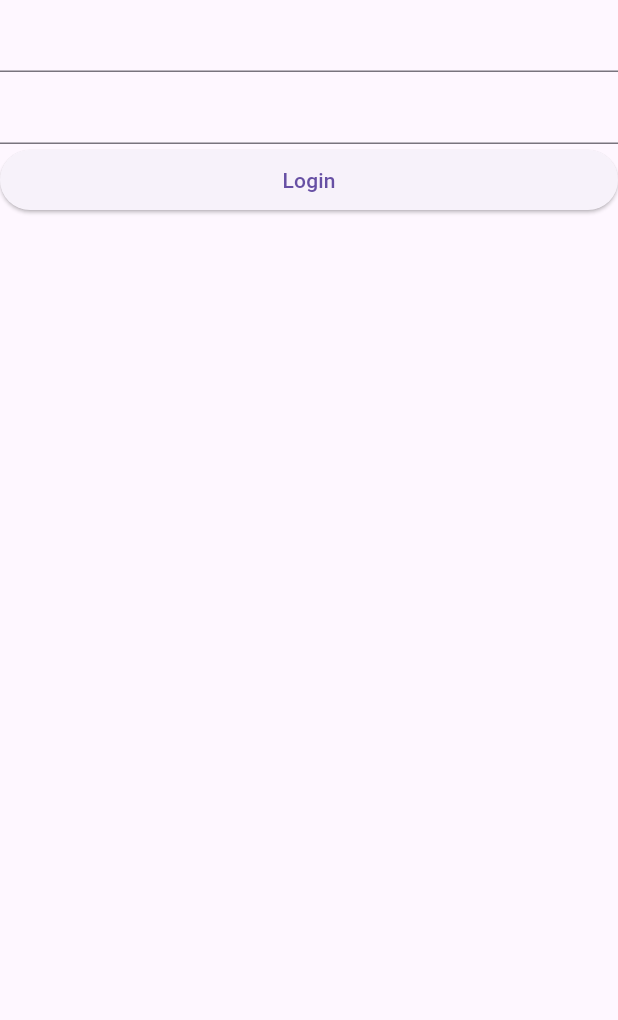
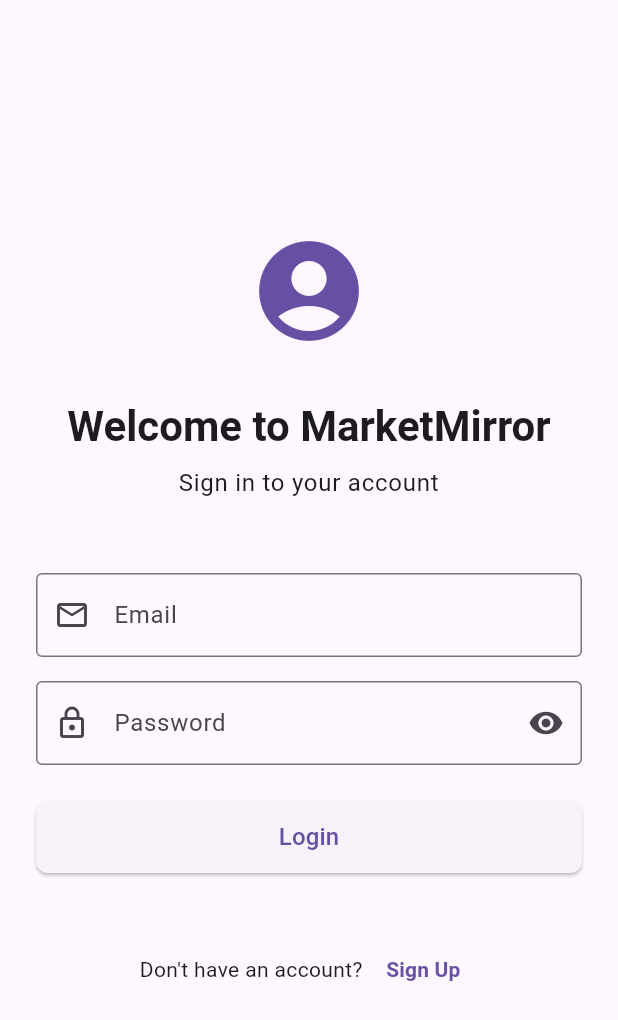
Before and after one commit to SQ77/MarketMirror, a Flutter app: the screen it shows after launch, on a phone screen of 412 x 824 dp. Shown: the top 1020 px of the screen. Run offline on Flutter 3.47's test engine with Material 3 defaults, Android fonts, the phone set to English and light mode, and no system bars; our stand-ins replace flutter_dotenv, supabase_flutter; accounts and stored records are empty.

Commit message:
Add home page and improve login page

```diff
--- a/lib/auth/auth.gate.dart
+++ b/lib/auth/auth.gate.dart
@@ -1,6 +1,7 @@
 import 'package:flutter/material.dart';
+import 'package:supabase_flutter/supabase_flutter.dart';
 import 'package:marketmirror/pages/login_page.dart';
-import 'package:supabase_flutter/supabase_flutter.dart';
+import 'package:marketmirror/pages/home_page.dart';
 
 class AuthGate extends StatelessWidget {
   const AuthGate({super.key});
@@ -19,7 +20,7 @@ class AuthGate extends StatelessWidget {
         final session = snapshot.hasData ? snapshot.data!.session : null;
 
         if (session != null) {
-          return ProfilePage();
+          return HomePage();
         } else {
           return LoginPage();
         }
--- a/lib/main.dart
+++ b/lib/main.dart
@@ -21,6 +21,6 @@ class MyApp extends StatelessWidget {
 
   @override
   Widget build(BuildContext context) {
-    return MaterialApp(home: LoginPage());
+    return MaterialApp(home: LoginPage(), debugShowCheckedModeBanner: false);
   }
 }
--- a/lib/pages/login_page.dart
+++ b/lib/pages/login_page.dart
@@ -9,22 +9,72 @@ class LoginPage extends StatefulWidget {
 }
 
 class _LoginPageState extends State<LoginPage> {
-  final authService = AuthService();
+  final _authService = AuthService();
+  final _formKey = GlobalKey<FormState>();
 
   final _emailController = TextEditingController();
   final _passwordController = TextEditingController();
 
-  void login() async {
-    final email = _emailController.text;
-    final password = _passwordController.text;
+  bool _isLoading = false;
+  bool _isPasswordVisible = false;
+
+  @override
+  void dispose() {
+    _emailController.dispose();
+    _passwordController.dispose();
+    super.dispose();
+  }
+
+  String? _validateEmail(String? value) {
+    if (value == null || value.isEmpty) {
+      return 'Email is required';
+    }
+    final emailRegex = RegExp(r'^[\w-\.]+@([\w-]+\.)+[\w-]{2,4}$');
+    if (!emailRegex.hasMatch(value)) {
+      return 'Please enter a valid email address';
+    }
+    return null;
+  }
+
+  String? _validatePassword(String? value) {
+    if (value == null || value.isEmpty) {
+      return 'Password is required';
+    }
+    if (value.length < 6) {
+      return 'Password must be at least 6 characters';
+    }
+    return null;
+  }
+
+  Future<void> _login() async {
+    if (!_formKey.currentState!.validate()) {
+      return;
+    }
+
+    setState(() {
+      _isLoading = true;
+    });
 
     try {
-      await authService.signInWithEmailPassword(email, password);
+      await _authService.signInWithEmailPassword(
+        _emailController.text.trim(),
+        _passwordController.text,
+      );
     } catch (e) {
       if (mounted) {
-        ScaffoldMessenger.of(
-          context,
-        ).showSnackBar(SnackBar(content: Text("Error: $e")));
+        ScaffoldMessenger.of(context).showSnackBar(
+          SnackBar(
+            content: Text('Login failed: ${e.toString()}'),
+            backgroundColor: Theme.of(context).colorScheme.error,
+            behavior: SnackBarBehavior.floating,
+          ),
+        );
+      }
+    } finally {
+      if (mounted) {
+        setState(() {
+          _isLoading = false;
+        });
       }
     }
   }
@@ -32,13 +82,132 @@ class _LoginPageState extends State<LoginPage> {
   @override
   Widget build(BuildContext context) {
     return Scaffold(
-      body: ListView(
-        children: [
-          TextField(controller: _emailController),
-          TextField(controller: _passwordController),
+      body: SafeArea(
+        child: Padding(
+          padding: const EdgeInsets.all(24.0),
+          child: Form(
+            key: _formKey,
+            child: Column(
+              mainAxisAlignment: MainAxisAlignment.center,
+              crossAxisAlignment: CrossAxisAlignment.stretch,
+              children: [
+                // Logo or app name
+                Icon(
+                  Icons.account_circle,
+                  size: 80,
+                  color: Theme.of(context).primaryColor,
+                ),
+                const SizedBox(height: 32),
 
-          ElevatedButton(onPressed: login, child: const Text("Login")),
-        ],
+                Text(
+                  'Welcome to MarketMirror',
+                  style: Theme.of(context).textTheme.headlineMedium?.copyWith(
+                    fontWeight: FontWeight.bold,
+                  ),
+                  textAlign: TextAlign.center,
+                ),
+                const SizedBox(height: 8),
+
+                Text(
+                  'Sign in to your account',
+                  style: Theme.of(context).textTheme.bodyLarge?.copyWith(
+                    color: Theme.of(context).textTheme.bodySmall?.color,
+                  ),
+                  textAlign: TextAlign.center,
+                ),
+                const SizedBox(height: 48),
+
+                // Email field
+                TextFormField(
+                  controller: _emailController,
+                  validator: _validateEmail,
+                  keyboardType: TextInputType.emailAddress,
+                  textInputAction: TextInputAction.next,
+                  decoration: const InputDecoration(
+                    labelText: 'Email',
+                    hintText: 'Enter your email',
+                    prefixIcon: Icon(Icons.email_outlined),
+                    border: OutlineInputBorder(),
+                  ),
+                ),
+                const SizedBox(height: 16),
+
+                // Password field
+                TextFormField(
+                  controller: _passwordController,
+                  validator: _validatePassword,
+                  obscureText: !_isPasswordVisible,
+                  textInputAction: TextInputAction.done,
+                  onFieldSubmitted: (_) => _login(),
+                  decoration: InputDecoration(
+                    labelText: 'Password',
+                    hintText: 'Enter your password',
+                    prefixIcon: const Icon(Icons.lock_outlined),
+                    suffixIcon: IconButton(
+                      icon: Icon(
+                        _isPasswordVisible
+                            ? Icons.visibility_off
+                            : Icons.visibility,
+                      ),
+                      onPressed: () {
+                        setState(() {
+                          _isPasswordVisible = !_isPasswordVisible;
+                        });
+                      },
+                    ),
+                    border: const OutlineInputBorder(),
+                  ),
+                ),
+                const SizedBox(height: 24),
+
+                // Login button
+                SizedBox(
+                  height: 48,
+                  child: ElevatedButton(
+                    onPressed: _isLoading ? null : _login,
+                    style: ElevatedButton.styleFrom(
+                      shape: RoundedRectangleBorder(
+                        borderRadius: BorderRadius.circular(8),
+                      ),
+                    ),
+                    child:
+                        _isLoading
+                            ? const SizedBox(
+                              height: 20,
+                              width: 20,
+                              child: CircularProgressIndicator(strokeWidth: 2),
+                            )
+                            : const Text(
+                              'Login',
+                              style: TextStyle(fontSize: 16),
+                            ),
+                  ),
+                ),
+                const SizedBox(height: 16),
+
+                const SizedBox(height: 24),
+
+                // Sign up link
+                Row(
+                  mainAxisAlignment: MainAxisAlignment.center,
+                  children: [
+                    const Text("Don't have an account? "),
+                    TextButton(
+                      onPressed: () {
+                        // Navigate to sign up page
+                        // Navigator.push(context, MaterialPageRoute(builder: (context) => SignUpPage()));
+                      },
+                      child: const Text(
+                        'Sign Up',
+                        style: TextStyle(fontWeight: FontWeight.bold),
+                      ),
+                    ),
+                  ],
+                ),
+              ],
+            ),
+          ),
+        ),
       ),
     );
   }
```
Also changed, not shown: lib/pages/home_page.dart (added, +34 -0 lines).
